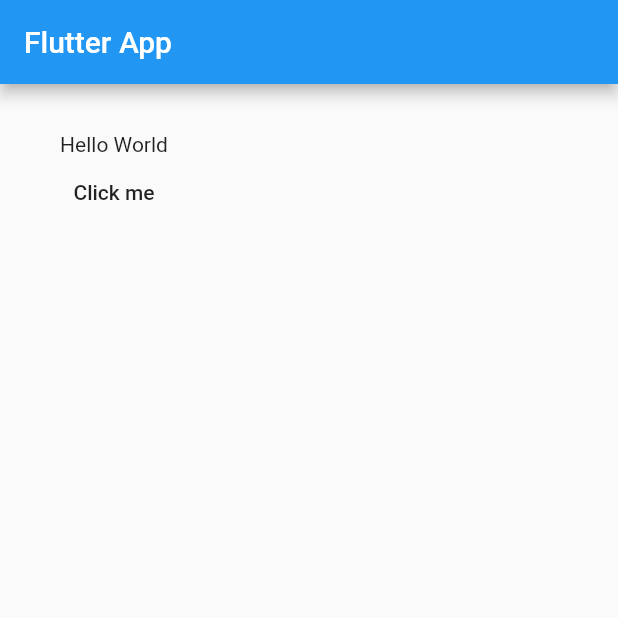
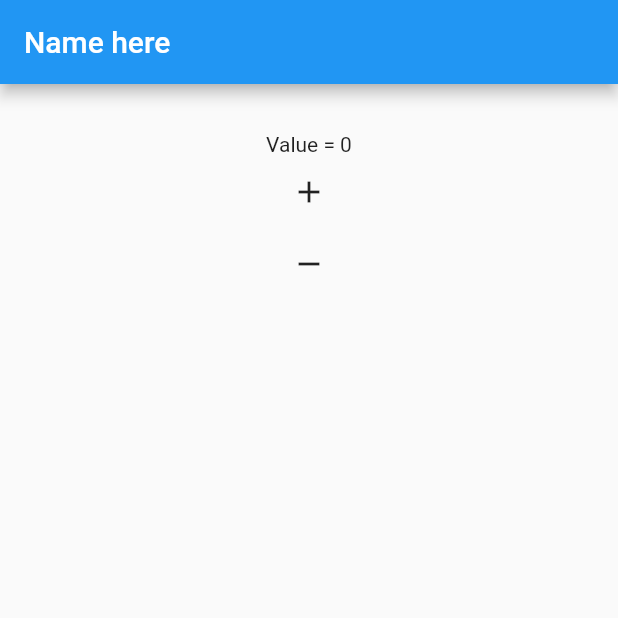
Before and after one commit to wasimiqbal1/Flutter, a Flutter app: the screen it shows after launch, on a phone screen of 412 x 824 dp, the top half of it. Run offline on Flutter 3.47's test engine with Material 2 defaults, Android fonts, the phone set to English and light mode, and no system bars.

Commit message:
Icon button

```diff
--- a/flutter_udemy/lib/main.dart
+++ b/flutter_udemy/lib/main.dart
@@ -13,11 +13,17 @@ class MyApp extends StatefulWidget {
 
 class _State extends State<MyApp> {
 
-  String _value = "Hello World";
+  int _value= 0;
 
-  void _onPressed(){
-    setState(() {
-      _value = new DateTime.now().toString() ;
+  void _add() {
+    setState((){
+      _value++;
+    });
+  }
+
+  void _subtract() {
+    setState((){
+      _value--;
     });
   }
 
@@ -25,16 +31,20 @@ class _State extends State<MyApp> {
   Widget build(BuildContext context) {
     return new Scaffold(
       appBar: new AppBar(
-        title: new Text('Flutter App'),
+        title: new Text('Name here'),
       ),
       body: new Container(
         padding: new EdgeInsets.all(32.0),
-        child: new Column(
-          children: <Widget>[
-            new Text(_value),
-             new FlatButton(onPressed: _onPressed, child: new Text("Click me"))
-          ],
-        ),
+        child: new Center(
+          child: new Column(
+            children: <Widget>[
+              new Text('Value = ${_value}'),
+              new IconButton(icon: new Icon(Icons.add), onPressed: _add),
+              new IconButton(icon: new Icon(Icons.remove), onPressed: _subtract)
+
+            ],
+          ),
+        )
       ),
     );
   }
```
